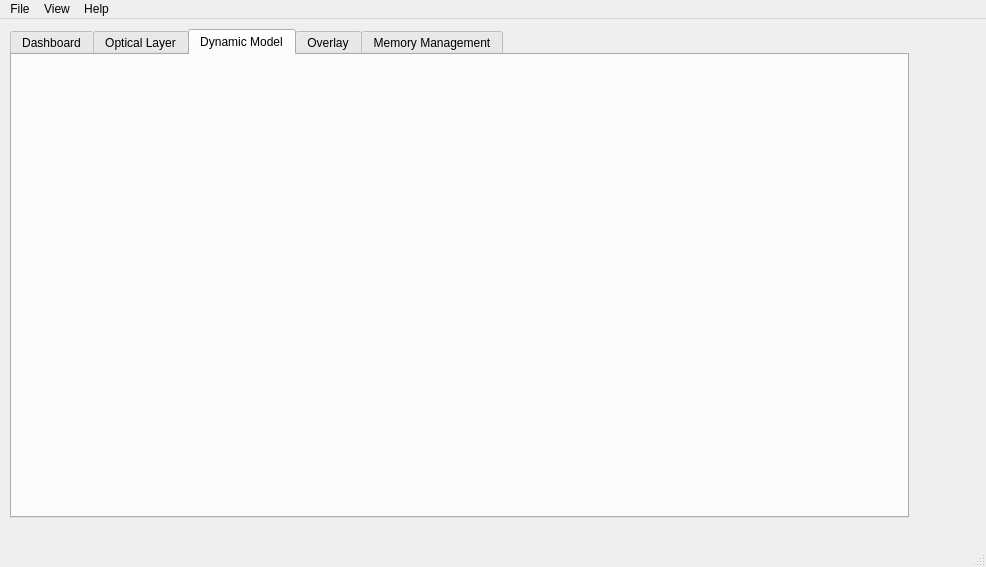
Old version of the form TrackerRT_UI/mainwindow.ui in the repository hvictor/Release.
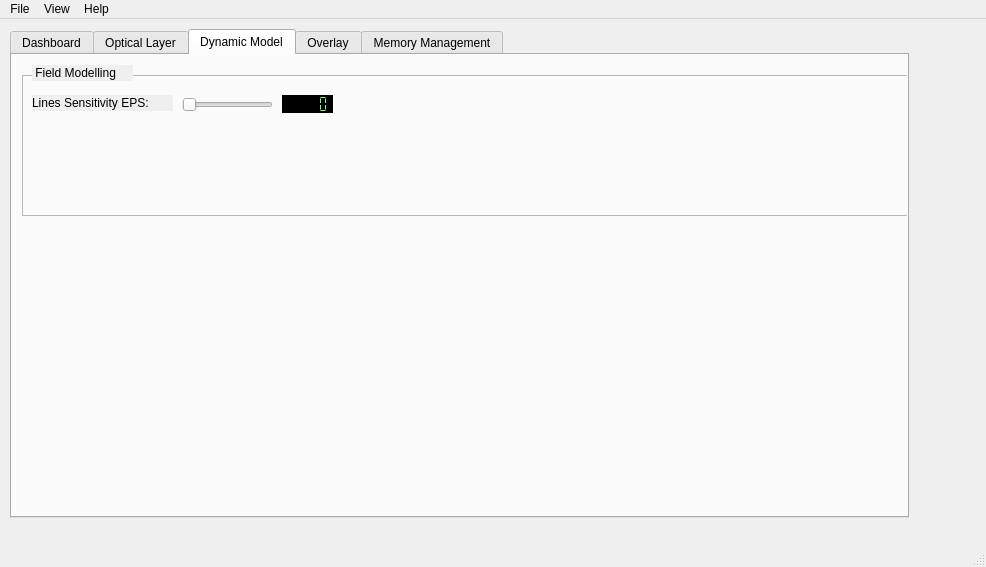
New version of the form. The open tabs and pages were chosen to show the change. Custom widgets are drawn as their Qt base class.

Patch:
```diff
--- a/TrackerRT_UI/mainwindow.ui
+++ b/TrackerRT_UI/mainwindow.ui
@@ -2085,6 +2085,89 @@
         <attribute name="title">
          <string>Dynamic Model</string>
         </attribute>
+        <widget class="QFrame" name="frame_4">
+         <property name="geometry">
+          <rect>
+           <x>10</x>
+           <y>20</y>
+           <width>891</width>
+           <height>141</height>
+          </rect>
+         </property>
+         <property name="frameShape">
+          <enum>QFrame::StyledPanel</enum>
+         </property>
+         <property name="frameShadow">
+          <enum>QFrame::Raised</enum>
+         </property>
+         <widget class="QSlider" name="fldModel_sensitivityEpsSlider">
+          <property name="geometry">
+           <rect>
+            <x>160</x>
+            <y>20</y>
+            <width>91</width>
+            <height>19</height>
+           </rect>
+          </property>
+          <property name="maximum">
+           <number>20</number>
+          </property>
+          <property name="orientation">
+           <enum>Qt::Horizontal</enum>
+          </property>
+         </widget>
+         <widget class="QLCDNumber" name="lcdTargetObjectEccentricty_4">
+          <property name="enabled">
+           <bool>true</bool>
+          </property>
+          <property name="geometry">
+           <rect>
+            <x>260</x>
+            <y>20</y>
+            <width>51</width>
+            <height>18</height>
+           </rect>
+          </property>
+          <property name="styleSheet">
+           <string notr="true">background-color: black; color: lightgreen;</string>
+          </property>
+          <property name="segmentStyle">
+           <enum>QLCDNumber::Flat</enum>
+          </property>
+         </widget>
+        </widget>
+        <widget class="QLabel" name="label_57">
+         <property name="geometry">
+          <rect>
+           <x>20</x>
+           <y>10</y>
+           <width>101</width>
+           <height>16</height>
+          </rect>
+         </property>
+         <property name="autoFillBackground">
+          <bool>true</bool>
+         </property>
+         <property name="text">
+          <string> Field Modelling</string>
+         </property>
+        </widget>
+        <widget class="QLabel" name="label_58">
+         <property name="geometry">
+          <rect>
+           <x>20</x>
+           <y>40</y>
+           <width>141</width>
+           <height>16</height>
+          </rect>
+         </property>
+         <property name="autoFillBackground">
+          <bool>true</bool>
+         </property>
+         <property name="text">
+          <string>Lines Sensitivity EPS:</string>
+         </property>
+        </widget>
        </widget>
        <widget class="QWidget" name="tab_5">
         <attribute name="title">
```
Left out of the diff: 22 changed lines with no effect on the pictures.
